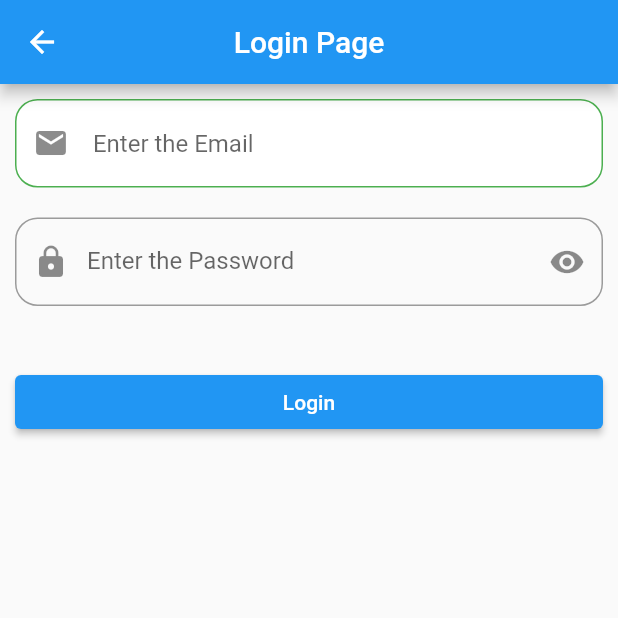
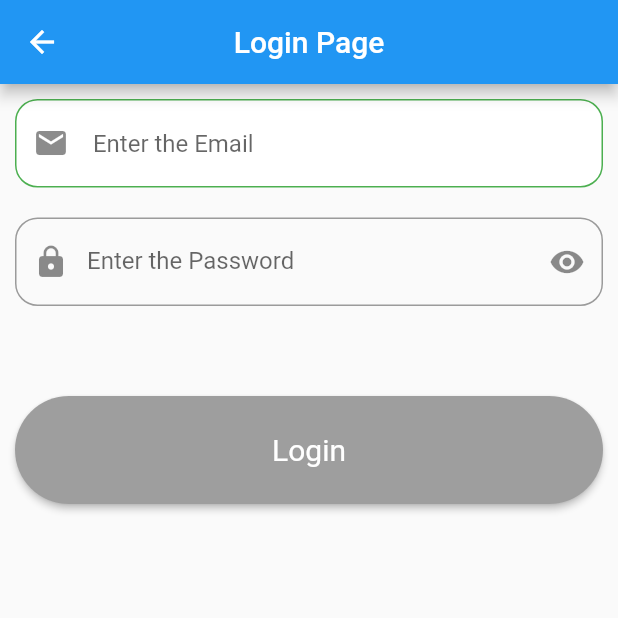
Before and after one commit to sagarkoju/ArticleBlog, a Flutter app: the screen it shows after launch, after a tap on "Bottom overflow", on a phone screen of 412 x 824 dp, the top half of it. Run offline on Flutter 3.47's test engine with Material 2 defaults, Android fonts, the phone set to English and light mode, and no system bars; our stand-ins replace bloc, file_picker, flutter_bloc, flutter_hooks, hooks_riverpod, image_cropper and 3 more.

Commit message:
form validation using bloc implement

```diff
--- /dev/null
+++ b/lib/Bloc/bloc/sign_in_event.dart
@@ -0,0 +1,23 @@
+// ignore_for_file: public_member_api_docs, sort_constructors_first
+part of 'sign_in_bloc.dart';
+
+@immutable
+abstract class SignInEvent {}
+
+class SignInTextChangedEvent extends SignInEvent {
+  final String emailChanged;
+  final String passwordChanged;
+  SignInTextChangedEvent({
+    required this.emailChanged,
+    required this.passwordChanged,
+  });
+}
+
+class SignInSubmittedEvent extends SignInEvent {
+  final String email;
+  final String password;
+  SignInSubmittedEvent({
+    required this.email,
+    required this.password,
+  });
+}
--- /dev/null
+++ b/lib/Bloc/bloc/sign_in_state.dart
@@ -0,0 +1,18 @@
+// ignore_for_file: public_member_api_docs, sort_constructors_first
+part of 'sign_in_bloc.dart';
+
+@immutable
+abstract class SignInState {}
+
+class SignInInitial extends SignInState {}
+
+class SignInValidState extends SignInState {}
+
+class SignInLoadingState extends SignInState {}
+
+class SignInErrorState extends SignInState {
+  final String message;
+  SignInErrorState({
+    required this.message,
+  });
+}
--- a/lib/main.dart
+++ b/lib/main.dart
@@ -1,7 +1,8 @@
 import 'package:flutter/material.dart';
+import 'package:flutter_bloc/flutter_bloc.dart';
 import 'package:hooks_riverpod/hooks_riverpod.dart';
-import 'package:image_cropper/image_cropper.dart';
 import 'package:intl/intl.dart';
+import 'package:vlogpost/Bloc/bloc/sign_in_bloc.dart';
 import 'package:vlogpost/screen/Animated_progress_indicator.dart';
 import 'package:vlogpost/screen/alert_dialog.dart';
 import 'package:vlogpost/screen/animated_icons.dart';
@@ -292,8 +293,13 @@ class _TextScreenState extends State<TextScreen> {
                 width: double.infinity,
                 child: ElevatedButton(
                   onPressed: () {
-                    Navigator.push(context,
-                        MaterialPageRoute(builder: (_) => const LoginScreen()));
+                    Navigator.push(
+                        context,
+                        MaterialPageRoute(
+                            builder: (_) => BlocProvider(
+                                  create: (context) => SignInBloc(),
+                                  child: const LoginScreen(),
+                                )));
                   },
                   child: const Text('Bottom overflow'),
                 ),
--- a/lib/screen/bottom_overflow.dart
+++ b/lib/screen/bottom_overflow.dart
@@ -1,4 +1,7 @@
 import 'package:flutter/material.dart';
+import 'package:flutter_bloc/flutter_bloc.dart';
+import 'package:vlogpost/Bloc/bloc/sign_in_bloc.dart';
+import 'package:vlogpost/screen/custom_painter.dart';
 
 class LoginScreen extends StatefulWidget {
   const LoginScreen({Key? key}) : super(key: key);
@@ -29,14 +32,20 @@ class _LoginScreenState extends State<LoginScreen> {
         centerTitle: true,
       ),
       body: SingleChildScrollView(
-        child: Form(
-          key: formkey,
-          child: Column(children: [
+        child: Column(
+            crossAxisAlignment: CrossAxisAlignment.start,
+            mainAxisAlignment: MainAxisAlignment.center,
+            children: [
               Padding(
                 padding: const EdgeInsets.all(10.0),
                 child: TextFormField(
                   keyboardType: TextInputType.emailAddress,
                   enabled: true,
+                  onChanged: (value) {
+                    context.read<SignInBloc>().add(SignInTextChangedEvent(
+                        emailChanged: emailcontroller.text,
+                        passwordChanged: passwordcontroller.text));
+                  },
                   validator: (value) {
                     final regex = RegExp(
                         r'^(([^<>()[\]\\.,;:\s@\"]+(\.[^<>()[\]\\.,;:\s@\"]+)*)|(\".+\"))@((\[[0-9]{1,3}\.[0-9]{1,3}\.[0-9]{1,3}\.[0-9]{1,3}\])|(([a-zA-Z\-0-9]+\.)+[a-zA-Z]{2,}))$');
@@ -70,6 +79,11 @@ class _LoginScreenState extends State<LoginScreen> {
                 child: TextFormField(
                   obscureText: togglevisibilty,
                   keyboardType: TextInputType.visiblePassword,
+                  onChanged: (value) {
+                    context.read<SignInBloc>().add(SignInTextChangedEvent(
+                        emailChanged: emailcontroller.text,
+                        passwordChanged: passwordcontroller.text));
+                  },
                   validator: (password) {
                     if (password == null || password == '') {
                       return 'password is required';
@@ -104,9 +118,20 @@ class _LoginScreenState extends State<LoginScreen> {
               const SizedBox(
                 height: 20,
               ),
+              Padding(
+                padding: const EdgeInsets.all(10),
+                child: BlocBuilder<SignInBloc, SignInState>(
+                  builder: (context, state) {
+                    if (state is SignInErrorState) {
+                      return Text(state.message,
+                          style: const TextStyle(color: Colors.red));
+                    }
+                    return Container();
+                  },
+                ),
+              ),
               buildbutton(),
             ]),
-        ),
       ),
     );
   }
@@ -118,17 +143,88 @@ class _LoginScreenState extends State<LoginScreen> {
       decoration: BoxDecoration(
         borderRadius: BorderRadius.circular(25),
       ),
-      child: ElevatedButton(
+      child: BlocListener<SignInBloc, SignInState>(
+        listener: (context, state) {
+          if (state is SignInValidState) {
+            Future.delayed(const Duration(seconds: 5), () {
+              Navigator.push(
+                  context,
+                  MaterialPageRoute(
+                      builder: (_) => const CustomePainterScreen(
+                            progress: 0.5,
+                          )));
+            });
+          }
+        },
+        child: BlocBuilder<SignInBloc, SignInState>(
+          builder: (context, state) {
+            if (state is SignInLoadingState) {
+              return ElevatedButton(
+                style: ElevatedButton.styleFrom(
+                  primary:
+                      (state is SignInValidState) ? Colors.grey : Colors.blue,
+                  shape: const StadiumBorder(),
+                  textStyle: const TextStyle(fontSize: 20),
+                  minimumSize: const Size.fromHeight(72),
+                ),
                 onPressed: () {
-          if (formkey.currentState!.validate()) {
+                  if (state is SignInValidState) {
+                    context.read<SignInBloc>().add(SignInSubmittedEvent(
+                        email: emailcontroller.text,
+                        password: passwordcontroller.text));
                     ScaffoldMessenger.of(context).showSnackBar(
                       const SnackBar(
                         content: Text('Login Successful'),
                       ),
                     );
                   }
+
+                  // if (formkey.currentState!.validate()) {
+
+                  // }
+                },
+                child: BlocBuilder<SignInBloc, SignInState>(
+                  builder: (context, state) {
+                    if (state is SignInLoadingState) {
+                      return const Center(
+                        child: CircularProgressIndicator(
+                          color: Colors.white,
+                        ),
+                      );
+                    }
+                    return const Text('Login');
+                  },
+                ),
+              );
+            }
+            return ElevatedButton(
+              style: ElevatedButton.styleFrom(
+                primary:
+                    (state is SignInValidState) ? Colors.blue : Colors.grey,
+                shape: const StadiumBorder(),
+                textStyle: const TextStyle(fontSize: 20),
+                minimumSize: const Size.fromHeight(72),
+              ),
+              onPressed: () {
+                if (state is SignInValidState) {
+                  context.read<SignInBloc>().add(SignInSubmittedEvent(
+                      email: emailcontroller.text,
+                      password: passwordcontroller.text));
+                  ScaffoldMessenger.of(context).showSnackBar(
+                    const SnackBar(
+                      content: Text('Login Successful'),
+                    ),
+                  );
+                }
+
+                // if (formkey.currentState!.validate()) {
+
+                // }
               },
               child: const Text('Login'),
+            );
+          },
+        ),
       ),
     );
   }
--- a/pubspec.yaml
+++ b/pubspec.yaml
@@ -31,6 +31,7 @@ dependencies:
   file_picker: ^4.5.1
   flutter:
     sdk: flutter
+  flutter_bloc: ^8.0.1
   flutter_hooks: ^0.17.0
   hooks_riverpod: ^0.14.0+4
   image_crop: ^0.4.0
```
Also changed, not shown: lib/Bloc/bloc/sign_in_bloc.dart (added, +24 -0 lines), pubspec.lock. Lines whose indentation alone changed are shown as unchanged.
